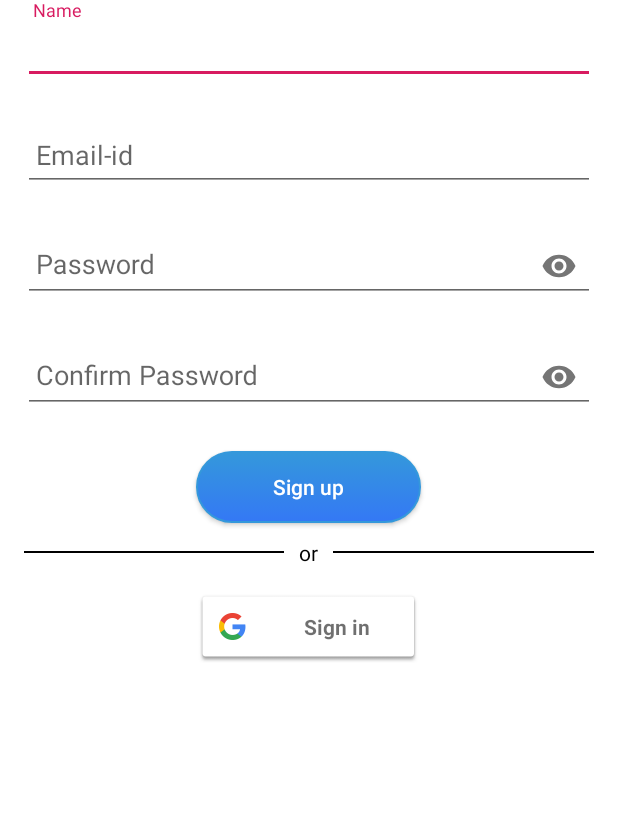
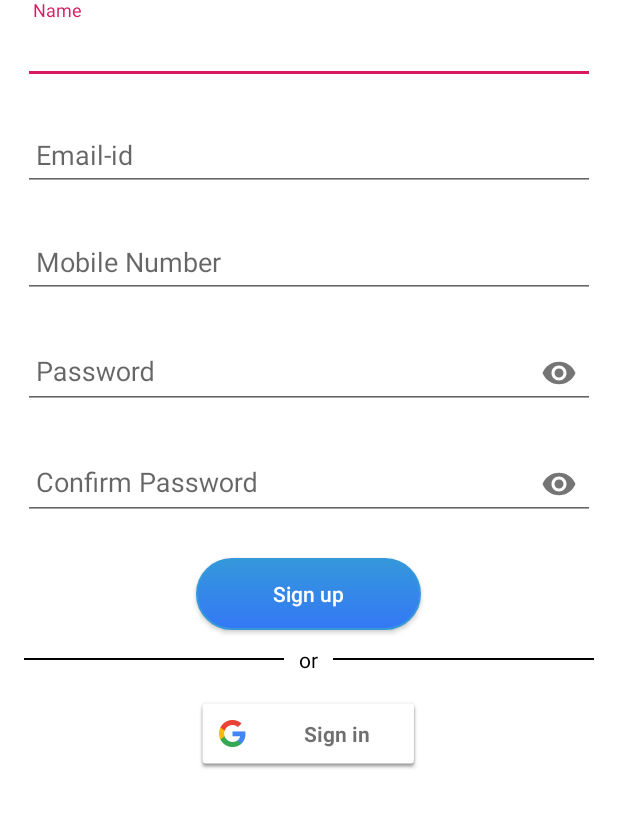
Before and after one commit to ambivan/iSafeAssist-1, an Android app: the SignUpActivity screen opened directly, with no data from a screen before it, on a phone screen of 412 x 824 dp, the part 210-1038 px from its top. Run offline under Robolectric (Android 15) with nearby library versions, the light colour scheme and no system bars; our stand-ins replace Firebase (no records; nobody signed in at launch, a user with empty details on screens opened directly).

Commit message:
Profile section updated

```diff
--- a/app/build.gradle
+++ b/app/build.gradle
@@ -34,6 +34,7 @@ dependencies {
     implementation 'com.google.firebase:firebase-auth:17.0.0'
     implementation 'com.google.firebase:firebase-database:17.0.0'
     implementation 'com.google.firebase:firebase-storage:16.0.4'
+    implementation 'com.google.firebase:firebase-messaging:17.3.4'
     testImplementation 'junit:junit:4.12'
     androidTestImplementation 'com.android.support.test:runner:1.0.2'
     androidTestImplementation 'com.android.support.test.espresso:espresso-core:3.0.2'
--- a/app/src/main/res/layout/activity_sign_up.xml
+++ b/app/src/main/res/layout/activity_sign_up.xml
@@ -56,6 +56,23 @@
                         android:layout_height="wrap_content"
                         android:layout_margin="15dp"
                         android:hint=" Email-id"
+                        android:imeOptions="actionNext"
+                        android:singleLine="true"
+                        android:textAlignment="textStart" />
+
+                </android.support.design.widget.TextInputLayout>
+
+                <android.support.design.widget.TextInputLayout
+                    android:layout_width="match_parent"
+                    android:layout_height="wrap_content">
+
+                    <EditText
+                        android:id="@+id/signup_contact"
+                        android:layout_width="match_parent"
+                        android:layout_height="wrap_content"
+                        android:layout_margin="15dp"
+                        android:hint=" Mobile Number"
+                        android:inputType="number"
                         android:imeOptions="actionNext"
                         android:singleLine="true"
                         android:textAlignment="textStart" />
--- a/app/src/main/res/values/strings.xml
+++ b/app/src/main/res/values/strings.xml
@@ -1,5 +1,5 @@
 <resources>
-    <string name="app_name">iSAFEassist</string>
+    <string name="app_name">iSAFE Assist</string>
     <string name="navigation_drawer_open">Open navigation drawer</string>
     <string name="navigation_drawer_close">Close navigation drawer</string>
     <string name="nav_header_title">Android Studio</string>
```
Also changed, not shown: app/src/main/java/com/prateek/isafeassist/welcome/SignUpActivity.java (+5 -42 lines).
